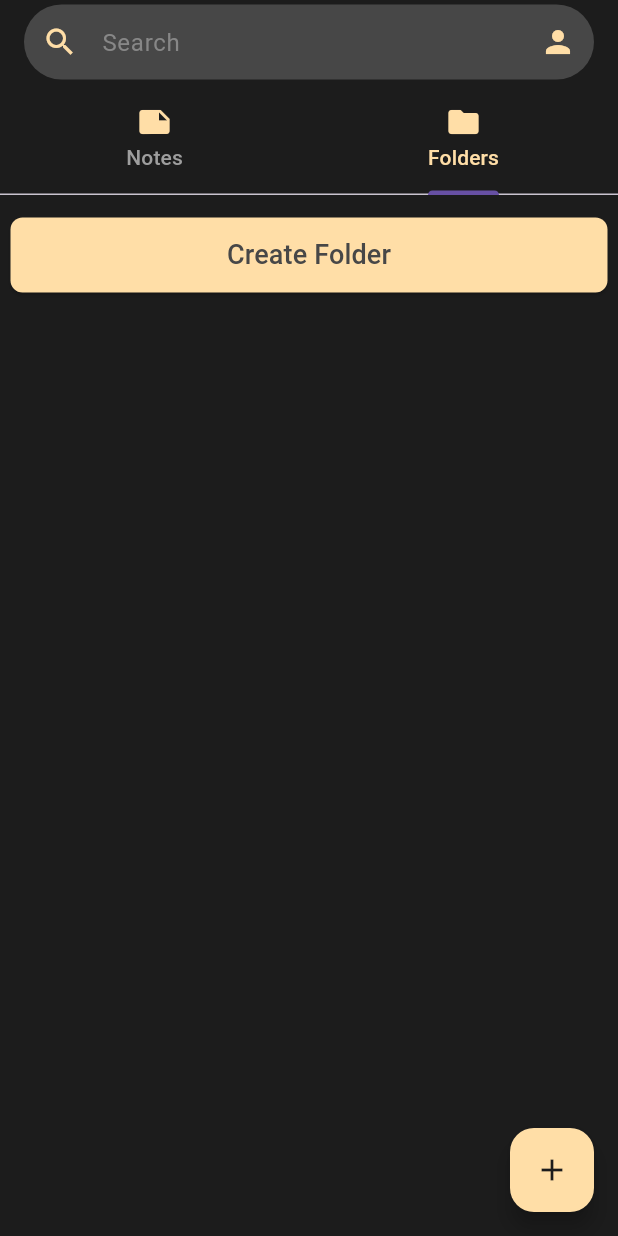
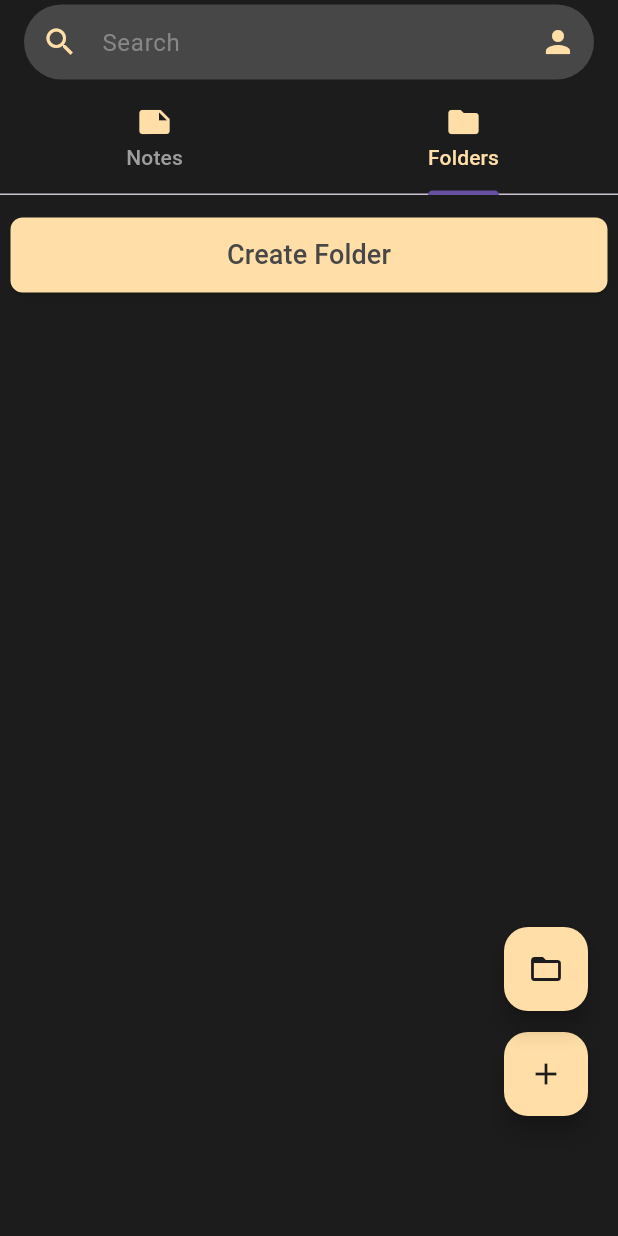
Before and after one commit to MiggieeS/From-The-Pen-Notes-App, a Flutter app: the HomePage screen opened directly, tab 2 chosen, on a phone screen of 412 x 824 dp. Run offline on Flutter 3.47's test engine with Material 3 defaults, Android fonts, the phone set to English and light mode, and no system bars; our stand-ins replace google_fonts; network calls fail.

Commit message:
Merge pull request #2 from dlsntos/add-new-list-view-builder
Added a Listbuilder for the folders tab and a button for create new folder

```diff
--- a/lib/BackEnd/note_operations.dart
+++ b/lib/BackEnd/note_operations.dart
@@ -26,8 +26,6 @@ class NoteOperations extends ChangeNotifier{
     notifyListeners();
   }
 
-
-
   void updateNote(NoteData noteData, String text){
     for (int i = 0; i<allNotes.length;i++){
       if(allNotes[i].id == noteData.id){
--- a/lib/Front/home_page.dart
+++ b/lib/Front/home_page.dart
@@ -24,7 +24,7 @@ class HomePage extends StatelessWidget {
   @override
   Widget build(BuildContext context) {
     var noteOperations = Provider.of<NoteOperations>(context);
-    //search bar
+
     return DefaultTabController(
       length: 2,
       child: Scaffold(
@@ -71,7 +71,7 @@ class HomePage extends StatelessWidget {
                 ),
               ),
             ],
-          ),// Tabs for Folder and Notes
+          ),
           bottom: TabBar(
             tabs: [
               Tab(text: 'Notes', icon: const Icon(Icons.note, color: Color(0xFFFFDEA7))),
@@ -81,7 +81,9 @@ class HomePage extends StatelessWidget {
             unselectedLabelColor: Colors.grey,
           ),
         ),
-        body: TabBarView(
+        body: Stack(
+          children: [
+            TabBarView(
               children: [
                 ListView.builder(
                   padding: const EdgeInsets.all(8.0),
@@ -99,28 +101,24 @@ class HomePage extends StatelessWidget {
                         ),
                         child: Column(
                           children: [
-                        // Image or solid color on top
                             Container(
                               width: double.infinity,
                               height: 120,
                               decoration: BoxDecoration(
                                 borderRadius: BorderRadius.vertical(top: Radius.circular(15)),
-                            color: selectedColor ?? const Color(0xFF474747), // Use selectedColor or default color
+                                color: selectedColor ?? const Color(0xFF474747),
                                 image: selectedColor == null
                                     ? DecorationImage(
                                   image: NetworkImage(
-                                  'https://images-ext-1.discordapp.net/external/gz02ColGW9ZW-3n-7N-VOp6skscaWuRtoMbpc7ultY8/https/pbs.twimg.com/media/GXIJhtUbEAELjo_.jpg%3Alarge?format=webp&width=901&height=676'
-                              ),
+                                      'https://images-ext-1.discordapp.net/external/gz02ColGW9ZW-3n-7N-VOp6skscaWuRtoMbpc7ultY8/https/pbs.twimg.com/media/GXIJhtUbEAELjo_.jpg%3Alarge?format=webp&width=901&height=676'),
                                   fit: BoxFit.cover,
                                 )
                                     : null,
                               ),
                             ),
-                        // Text and actions inside a Row
                             Expanded(
                               child: Row(
                                 children: [
-                              // Note Title on the left
                                   Expanded(
                                     child: Center(
                                       child: Text(
@@ -132,7 +130,6 @@ class HomePage extends StatelessWidget {
                                       ),
                                     ),
                                   ),
-                              // delete button
                                   Padding(
                                     padding: const EdgeInsets.only(right: 8.0),
                                     child: Row(
@@ -144,12 +141,9 @@ class HomePage extends StatelessWidget {
                                             noteOperations.deleteNode(note);
                                           },
                                         ),
-                                    // favorite button (non functional yet)
                                         IconButton(
                                           icon: const Icon(Icons.star_border, color: Color(0xFFFFDEA7)),
-                                      onPressed: () {
-
-                                      },
+                                          onPressed: () {},
                                         ),
                                       ],
                                     ),
@@ -175,18 +169,23 @@ class HomePage extends StatelessWidget {
                         itemCount: noteOperations.getAllNotes().length,
                         itemBuilder: (context, index) {
                           return GestureDetector(
-                          onTap: (){},
+                            onTap: () {},
                             child: Column(
                               mainAxisAlignment: MainAxisAlignment.center,
                             ),
                           );
-                      }
-                  ),)
+                        },
+                      ),
+                    )
                   ],
                 )
               ],
             ),
-        floatingActionButton: FloatingActionButton(
+            // First floating button
+            Positioned(
+              bottom: 80,
+              right: 20,
+              child: FloatingActionButton(
                 onPressed: () async {
                   final result = await Navigator.push(
                     context,
@@ -202,7 +201,22 @@ class HomePage extends StatelessWidget {
                 backgroundColor: const Color(0xFFFFDEA7),
                 child: const Icon(Icons.add, color: Color(0xFF1C1C1C)),
               ),
-        floatingActionButtonLocation: FloatingActionButtonLocation.endFloat,
+            ),
+            // Second floating button
+            Positioned(
+              bottom: 150,
+              right: 20,
+              child: FloatingActionButton(
+                onPressed: () {
+                  // Action for the second button
+                  print('Second FAB pressed');
+                },
+                backgroundColor: const Color(0xFFFFDEA7),
+                child: const Icon(Icons.folder_open, color: Color(0xFF1C1C1C)),
+              ),
+            ),
+          ],
+        ),
       ),
     );
   }
@@ -249,10 +263,7 @@ class _FolderButtonState extends State<folderButton> {
                         onPressed: () => Navigator.pop(context),
                         child: Text('Cancel'),
                       ),
-                      TextButton(
-                          onPressed: () => Navigator.pop(context),
-                          child: Text('Ok')
-                      )
+                      TextButton(onPressed: () => Navigator.pop(context), child: Text('Ok'))
                     ],
                   ),
                 )
--- a/lib/Front/login_page.dart
+++ b/lib/Front/login_page.dart
@@ -36,6 +36,7 @@ class _LoginPageState extends State<LoginPage> {
   @override
   Widget build(BuildContext context) {
     SystemChrome.setPreferredOrientations([DeviceOrientation.portraitUp]);
+    //Login text
     return Scaffold(
       backgroundColor: const Color(0xFF151515),
       body: SafeArea(
@@ -58,6 +59,7 @@ class _LoginPageState extends State<LoginPage> {
                   ),
                 ),
               ),
+              // Sign in to continue text
               Padding(
                 padding: const EdgeInsets.only(left: 35.0, bottom: 30.0),
                 child: Align(
--- a/lib/main.dart
+++ b/lib/main.dart
@@ -17,6 +17,7 @@ class MyApp extends StatelessWidget {
         ),
       ],
       child: MaterialApp(
+
         title: 'Note Taking App',
         theme: ThemeData(
           primarySwatch: Colors.blue,
```
Lines whose indentation alone changed are shown as unchanged.
